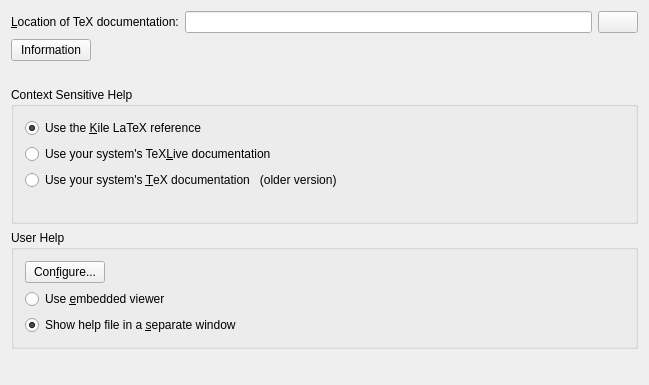
The window that src/widgets/helpconfigwidget.ui (KDE/kile) describes before a commit, drawn with Qt 5.
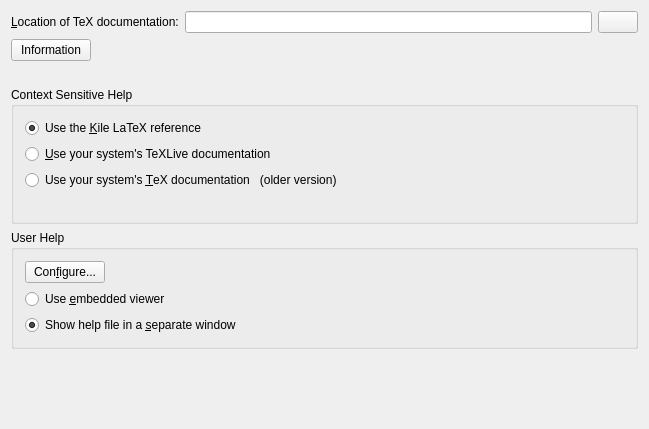
The same window after the commit. Custom widgets are drawn as their Qt base class.

```diff
--- a/src/widgets/helpconfigwidget.ui
+++ b/src/widgets/helpconfigwidget.ui
@@ -7,7 +7,7 @@
     <x>0</x>
     <y>0</y>
     <width>649</width>
-    <height>385</height>
+    <height>429</height>
    </rect>
   </property>
   <property name="sizePolicy">
@@ -110,7 +110,7 @@
       <string>Context Sensitive Help</string>
      </property>
      <property name="flat">
-      <bool>true</bool>
+      <bool>false</bool>
      </property>
      <layout class="QVBoxLayout">
       <item>
@@ -126,7 +126,7 @@
       <item>
        <widget class="QRadioButton" name="kcfg_latex2erefs">
         <property name="text">
-         <string>Use your system's TeX&amp;Live documentation</string>
+         <string>&amp;Use your system's TeXLive documentation</string>
         </property>
        </widget>
       </item>
@@ -237,11 +237,6 @@
    <extends>QLineEdit</extends>
    <header>klineedit.h</header>
   </customwidget>
-  <customwidget>
-   <class>QPushButton</class>
-   <extends>QPushButton</extends>
-   <header>kpushbutton.h</header>
-  </customwidget>
  </customwidgets>
  <includes>
   <include location="local">klineedit.h</include>
```
Left out of the diff: 4 changed lines with no effect on the pictures.
